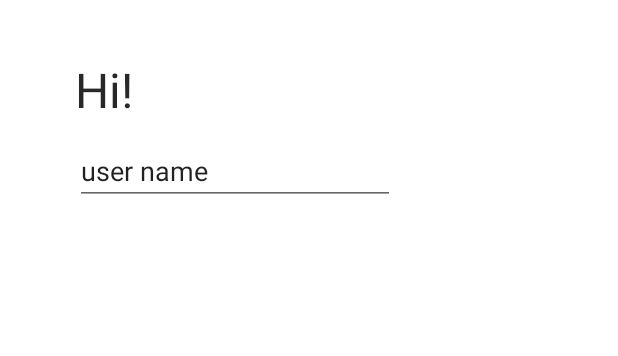
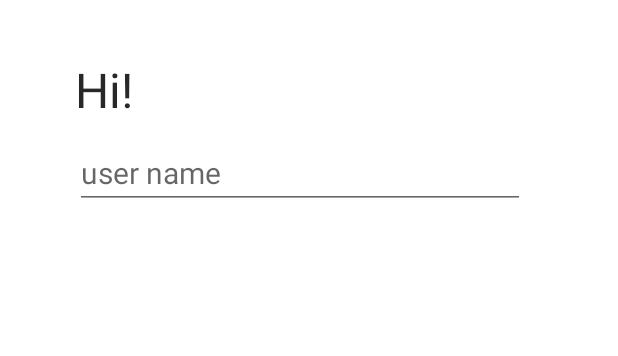
Before and after one commit to mattexe1903/dispositiviMobiliMarelli, an Android app built with Jetpack Compose: the layout activity_home.xml on its own in the app's theme, with its tools: preview values and no code run, on a phone screen of 412 x 824 dp. Shown: the top 356 px of the screen. Run offline under Robolectric (Android 15) with nearby library versions, the phone set to English and light mode, and no system bars.

Commit message:
research user from home page

```diff
--- a/app/src/main/res/layout/activity_home.xml
+++ b/app/src/main/res/layout/activity_home.xml
@@ -66,14 +66,14 @@
         app:layout_constraintEnd_toEndOf="parent"
         app:layout_constraintStart_toStartOf="parent" />
 
-    <EditText
+    <AutoCompleteTextView
         android:id="@+id/searchUser"
-        android:layout_width="wrap_content"
+        android:layout_width="300dp"
         android:layout_height="wrap_content"
         android:layout_marginTop="10dp"
-        android:ems="10"
+        android:hint="user name"
         android:inputType="text"
-        android:text="user name"
+        android:textSize="20sp"
         app:layout_constraintEnd_toEndOf="parent"
         app:layout_constraintHorizontal_bias="0.0"
         app:layout_constraintStart_toStartOf="@+id/hi_text"
```
Also changed, not shown: app/src/main/java/com/example/loginui/HomeActivity.kt (+10 -3 lines), app/src/main/java/com/example/loginui/NewWorkoutActivity.kt (+2 -16 lines), app/src/main/java/com/example/loginui/WorkoutDatabaseHelper.kt (+29 -5 lines).
